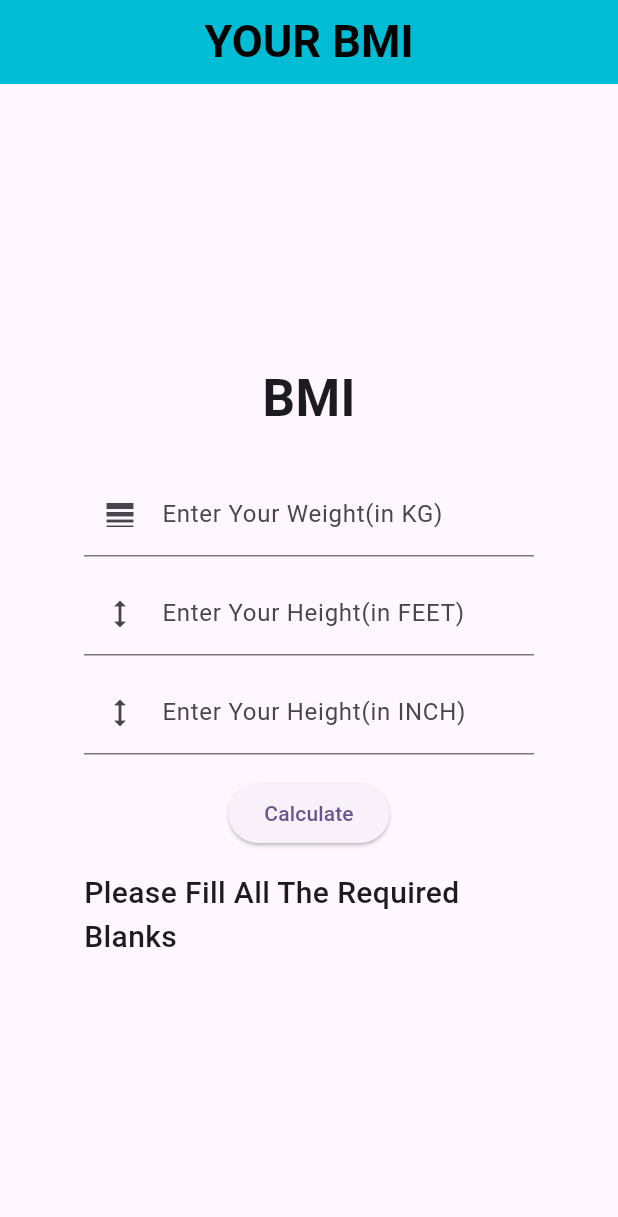
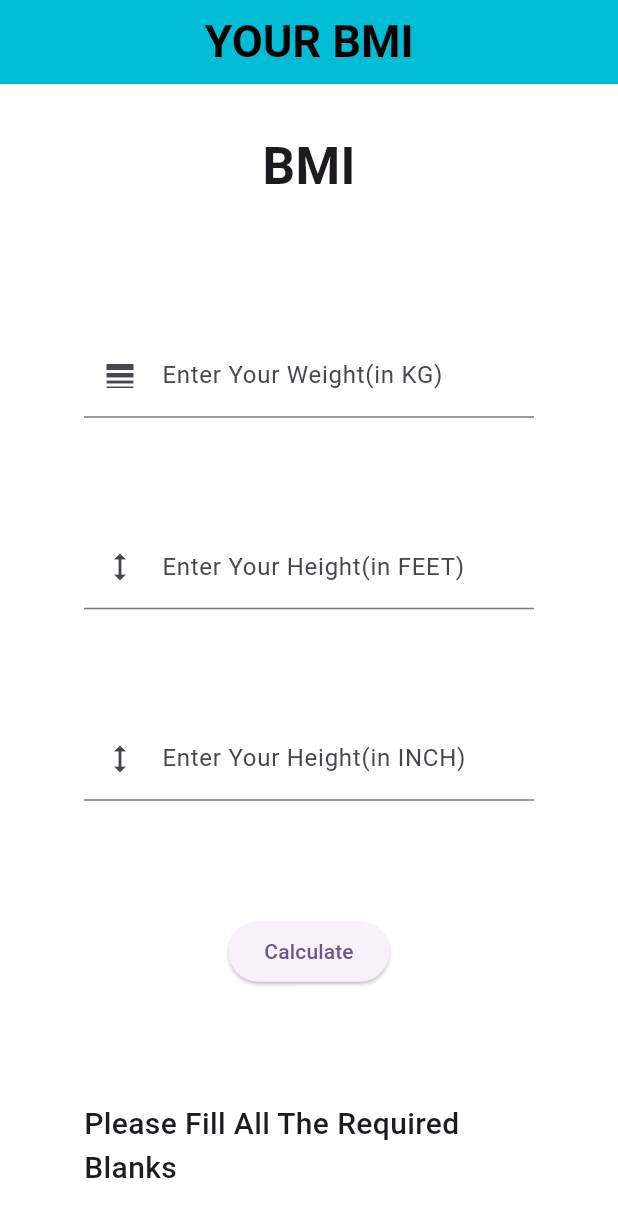
Before and after one commit to rafiul9040devapp/Test_Geet, a Flutter app: the screen it shows after launch, after a tap on "Calculate", on a phone screen of 412 x 824 dp. Shown: the top 1217 px of the screen. Run offline on Flutter 3.47's test engine with Material 3 defaults, Android fonts, the phone set to English and light mode, and no system bars; our stand-ins replace get, lottie, transparent_image; project files that could hold a hidden picture were left out.

```diff
--- a/lib/bmi_calculator/bmi_screen.dart
+++ b/lib/bmi_calculator/bmi_screen.dart
@@ -12,6 +12,7 @@ class _BMIScreenState extends State<BMIScreen> {
   var ftController = TextEditingController();
   var inController = TextEditingController();
   var result = '';
+  var backgroundColorStatus = Colors.white;
 
   @override
   Widget build(BuildContext context) {
@@ -25,11 +26,12 @@ class _BMIScreenState extends State<BMIScreen> {
         centerTitle: true,
         backgroundColor: Colors.cyan,
       ),
+      backgroundColor: backgroundColorStatus,
       body: Center(
         child: SizedBox(
           width: 300,
           child: Column(
-            mainAxisAlignment: MainAxisAlignment.center,
+            mainAxisAlignment: MainAxisAlignment.spaceEvenly,
             crossAxisAlignment: CrossAxisAlignment.center,
             children: [
               const Text(
@@ -44,6 +46,7 @@ class _BMIScreenState extends State<BMIScreen> {
                   prefixIcon: Icon(Icons.line_weight),
                 ),
                 keyboardType: TextInputType.number,
+                textInputAction: TextInputAction.next,
               ),
               const SizedBox(height: 10),
               TextField(
@@ -53,6 +56,7 @@ class _BMIScreenState extends State<BMIScreen> {
                   prefixIcon: Icon(Icons.height),
                 ),
                 keyboardType: TextInputType.number,
+                textInputAction: TextInputAction.next,
               ),
               const SizedBox(height: 10),
               TextField(
@@ -62,6 +66,7 @@ class _BMIScreenState extends State<BMIScreen> {
                   prefixIcon: Icon(Icons.height),
                 ),
                 keyboardType: TextInputType.number,
+                textInputAction: TextInputAction.done,
               ),
               const SizedBox(height: 15),
               ElevatedButton(
@@ -69,6 +74,11 @@ class _BMIScreenState extends State<BMIScreen> {
                   var wt = wtController.text.toString();
                   var ft = ftController.text.toString();
                   var inch = inController.text.toString();
+
+                  FocusScope.of(context).unfocus();
+                  wtController.clear();
+                  ftController.clear();
+                  inController.clear();
 
                   if (wt != '' && ft != '' && inch != '') {
                     var iWt = int.parse(wt, radix: 10);
@@ -83,11 +93,13 @@ class _BMIScreenState extends State<BMIScreen> {
 
                     setState(() {
                       result = 'Your BMI is ${bmiResult.toStringAsFixed(4)}';
+                      backgroundColorStatus = getTheStatusOfBMI(bmiResult);
                     });
                   } else {
                     setState(
                       () {
                         result = 'Please Fill All The Required Blanks';
+                        backgroundColorStatus = Colors.white;
                       },
                     );
                   }
@@ -108,4 +120,20 @@ class _BMIScreenState extends State<BMIScreen> {
       ),
     );
   }
+
+  Color getTheStatusOfBMI(double bmiResult) {
+    if (bmiResult < 18.5) {
+      return Colors.lightBlue;
+    } else if (bmiResult > 18.5 && bmiResult <= 24.9) {
+      return Colors.green;
+    } else if (bmiResult >= 25 && bmiResult <= 29.9) {
+      return Colors.yellowAccent;
+    } else if (bmiResult >= 30 && bmiResult <= 34.9) {
+      return Colors.orange;
+    } else if (bmiResult >= 35) {
+      return Colors.redAccent;
+    } else {
+      return Colors.white;
+    }
+  }
 }
```
